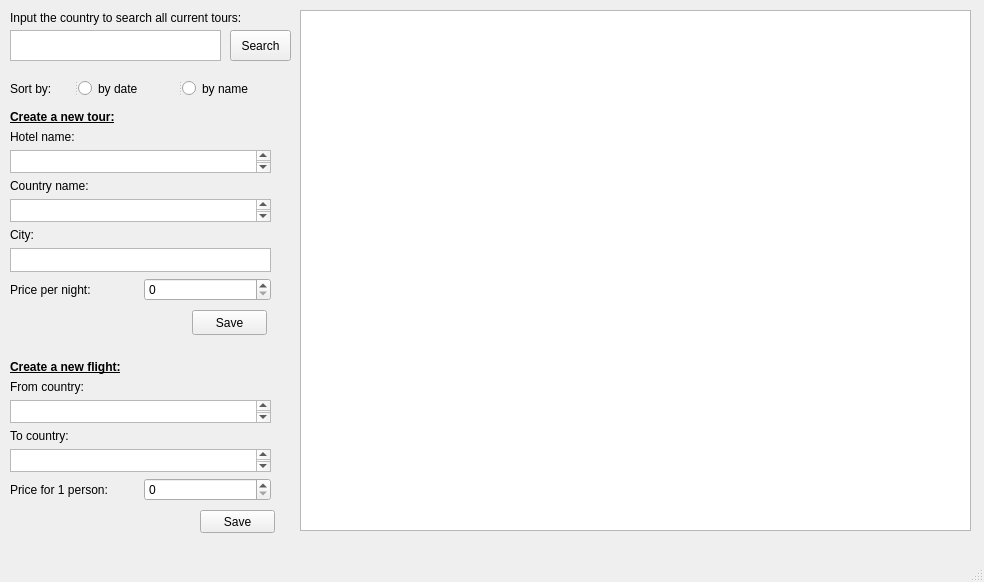
Qt form mainwindow.ui (Lst11/sdapl) before a commit.
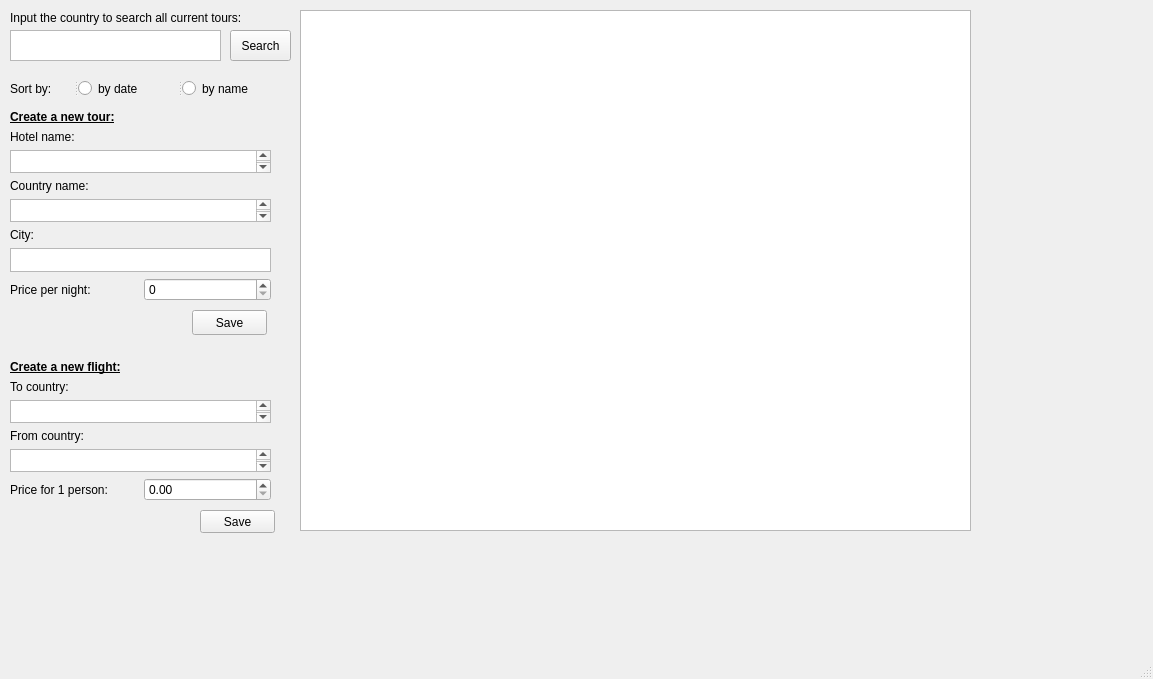
The same form after that commit.

Commit message: flights db connection created

The edit to the form file:
```diff
--- a/mainwindow.ui
+++ b/mainwindow.ui
@@ -6,8 +6,8 @@
             <rect>
                 <x>0</x>
                 <y>0</y>
-                <width>984</width>
-                <height>582</height>
+    <width>1153</width>
+    <height>679</height>
             </rect>
         </property>
         <property name="windowTitle">
@@ -173,16 +173,6 @@
                     <item>
                         <widget class="QLabel" name="label_13">
                             <property name="text">
-                                <string>From country:</string>
-                            </property>
-                        </widget>
-                    </item>
-                    <item>
-                        <widget class="QTextEdit" name="flight_from"/>
-                    </item>
-                    <item>
-                        <widget class="QLabel" name="label_14">
-                            <property name="text">
                                 <string>To country:</string>
                             </property>
                         </widget>
@@ -190,6 +180,16 @@
                     <item>
                         <widget class="QTextEdit" name="flight_to"/>
                     </item>
+     <item>
+      <widget class="QLabel" name="label_14">
+       <property name="text">
+        <string>From country:</string>
+       </property>
+      </widget>
+     </item>
+     <item>
+      <widget class="QTextEdit" name="flight_from"/>
+     </item>
                     <item>
                         <layout class="QHBoxLayout" name="horizontalLayout_2">
                             <item>
@@ -200,7 +200,7 @@
                                 </widget>
                             </item>
                             <item>
-                                <widget class="QSpinBox" name="flight_price"/>
+        <widget class="QDoubleSpinBox" name="flight_price"/>
                             </item>
                         </layout>
                     </item>
```
Left out of the diff: 38 changed lines with no effect on the pictures. Lines whose indentation alone changed are shown as unchanged. The commit also changes 10 other files.
